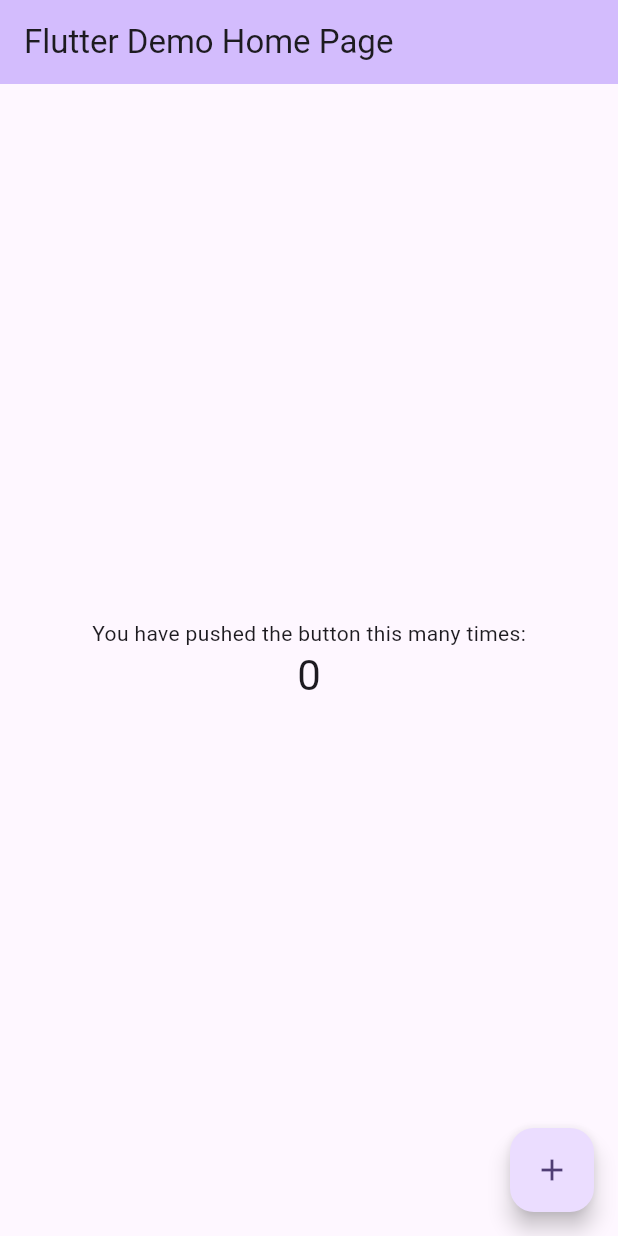
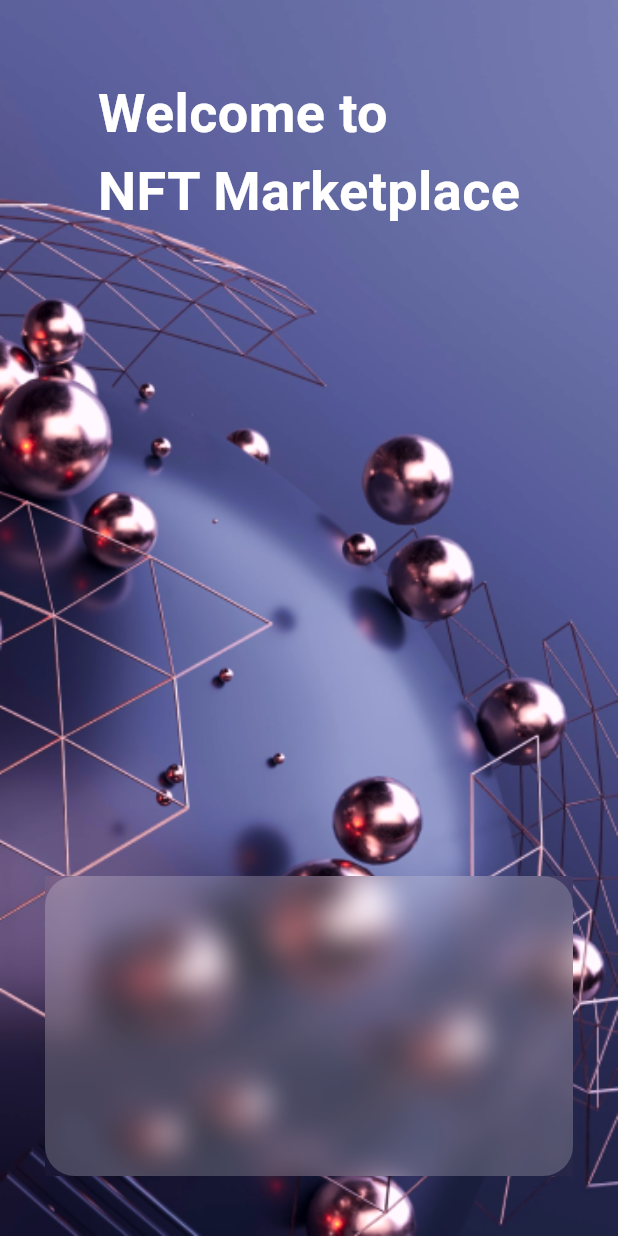
Before and after one commit to aminamin13/mini-NFT-marketplace, a Flutter app: the screen it shows after launch, on a phone screen of 412 x 824 dp. Run offline on Flutter 3.47's test engine with Material 3 defaults, Android fonts, the phone set to English and light mode, and no system bars; Roboto replaces fonts that are missing (SF Pro Display).

Commit message:
onBoardingPage-part1

```diff
--- /dev/null
+++ b/lib/app/my_app.dart
@@ -0,0 +1,18 @@
+import 'package:flutter/material.dart';
+import 'package:mini_nft/core/resources/route_manager.dart';
+
+class MyApp extends StatelessWidget {
+  const MyApp({Key? key}) : super(key: key);
+
+  @override
+  Widget build(BuildContext context) {
+    return MaterialApp(
+      routes:
+      RouteManager.routes,
+      initialRoute: RouteName.onBoardingPage,
+
+
+
+    );
+  }
+}
--- /dev/null
+++ b/lib/core/resources/color_manager.dart
@@ -0,0 +1,8 @@
+import 'package:flutter/material.dart';
+
+class ColorManager{
+
+  static const Color KColorPurple = Color(0xff5C609B);
+  static const Color KColorPurpleLight = Color(0xff767CB2);
+  static const Color KColorWhite = Color(0xffFFFFFF);
+}
--- /dev/null
+++ b/lib/core/resources/font_manager.dart
@@ -0,0 +1,3 @@
+class FontManager{
+  static const String SfProDisplay = 'SF Pro Display';
+}
--- /dev/null
+++ b/lib/core/resources/route_manager.dart
@@ -0,0 +1,15 @@
+import 'package:flutter/material.dart';
+import 'package:mini_nft/features/onBoarding/on_boarding_page.dart';
+
+class RouteManager {
+  static Map<String, WidgetBuilder> routes = {
+    RouteName.onBoardingPage: (context) => const OnBoardingPage(),
+
+
+
+  };
+}
+
+class RouteName{
+  static const String onBoardingPage = 'on_boarding_page';
+}
--- /dev/null
+++ b/lib/core/resources/string_manager.dart
@@ -0,0 +1,3 @@
+class StringManager{
+  static const String onBoardingTitle = 'Welcome to\nNFT Marketplace';
+}
--- /dev/null
+++ b/lib/features/onBoarding/on_boarding_page.dart
@@ -0,0 +1,71 @@
+// ignore_for_file: prefer_const_literals_to_create_immutables, prefer_const_constructors
+
+import 'dart:ui';
+
+import 'package:flutter/material.dart';
+import 'package:flutter/widgets.dart';
+import 'package:mini_nft/core/resources/color_manager.dart';
+import 'package:mini_nft/core/resources/font_manager.dart';
+import 'package:mini_nft/core/resources/string_manager.dart';
+
+class OnBoardingPage extends StatelessWidget {
+  const OnBoardingPage({super.key});
+
+  @override
+  Widget build(BuildContext context) {
+    return Scaffold(
+        body: SafeArea(
+            child: Container(
+      width: double.infinity,
+      decoration: BoxDecoration(
+          gradient: LinearGradient(
+              begin: Alignment(0.64, -0.76),
+              end: Alignment(-0.64, 0.76),
+              colors: [
+            ColorManager.KColorPurple,
+            ColorManager.KColorPurpleLight
+          ])),
+      child: Stack(
+        children: [
+          Image(
+            image: AssetImage('assets/images/background.png'),
+            fit: BoxFit.cover,
+            width: double.infinity,
+            height: double.infinity,
+          ),
+          Padding(
+            padding:
+                const EdgeInsets.only(top: 50, left: 30, right: 30, bottom: 40),
+            child: Column(
+              children: [
+                Text(
+                  StringManager.onBoardingTitle,
+                  style: TextStyle(
+                    color: ColorManager.KColorWhite,
+                    fontSize: 36.04,
+                    fontWeight: FontWeight.bold,
+                    fontFamily: FontManager.SfProDisplay,
+                  ),
+                  textAlign: TextAlign.left,
+                ),
+                Spacer(),
+                ClipRect(
+                    child: BackdropFilter(
+                  filter: ImageFilter.blur(sigmaX: 10, sigmaY: 10),
+                  child: Container(
+                    width: double.infinity,
+                    height: 200,
+                    decoration: BoxDecoration(
+                      borderRadius: BorderRadius.circular(20),
+                      color: Colors.white.withOpacity(.2),
+                    ),
+                  ),
+                ))
+              ],
+            ),
+          ),
+        ],
+      ),
+    )));
+  }
+}
--- a/lib/main.dart
+++ b/lib/main.dart
@@ -1,125 +1,6 @@
 import 'package:flutter/material.dart';
+import 'package:mini_nft/app/my_app.dart';
 
 void main() {
   runApp(const MyApp());
 }
-
-class MyApp extends StatelessWidget {
-  const MyApp({super.key});
-
-  // This widget is the root of your application.
-  @override
-  Widget build(BuildContext context) {
-    return MaterialApp(
-      title: 'Flutter Demo',
-      theme: ThemeData(
-        // This is the theme of your application.
-        //
-        // TRY THIS: Try running your application with "flutter run". You'll see
-        // the application has a purple toolbar. Then, without quitting the app,
-        // try changing the seedColor in the colorScheme below to Colors.green
-        // and then invoke "hot reload" (save your changes or press the "hot
-        // reload" button in a Flutter-supported IDE, or press "r" if you used
-        // the command line to start the app).
-        //
-        // Notice that the counter didn't reset back to zero; the application
-        // state is not lost during the reload. To reset the state, use hot
-        // restart instead.
-        //
-        // This works for code too, not just values: Most code changes can be
-        // tested with just a hot reload.
-        colorScheme: ColorScheme.fromSeed(seedColor: Colors.deepPurple),
-        useMaterial3: true,
-      ),
-      home: const MyHomePage(title: 'Flutter Demo Home Page'),
-    );
-  }
-}
-
-class MyHomePage extends StatefulWidget {
-  const MyHomePage({super.key, required this.title});
-
-  // This widget is the home page of your application. It is stateful, meaning
-  // that it has a State object (defined below) that contains fields that affect
-  // how it looks.
-
-  // This class is the configuration for the state. It holds the values (in this
-  // case the title) provided by the parent (in this case the App widget) and
-  // used by the build method of the State. Fields in a Widget subclass are
-  // always marked "final".
-
-  final String title;
-
-  @override
-  State<MyHomePage> createState() => _MyHomePageState();
-}
-
-class _MyHomePageState extends State<MyHomePage> {
-  int _counter = 0;
-
-  void _incrementCounter() {
-    setState(() {
-      // This call to setState tells the Flutter framework that something has
-      // changed in this State, which causes it to rerun the build method below
-      // so that the display can reflect the updated values. If we changed
-      // _counter without calling setState(), then the build method would not be
-      // called again, and so nothing would appear to happen.
-      _counter++;
-    });
-  }
-
-  @override
-  Widget build(BuildContext context) {
-    // This method is rerun every time setState is called, for instance as done
-    // by the _incrementCounter method above.
-    //
-    // The Flutter framework has been optimized to make rerunning build methods
-    // fast, so that you can just rebuild anything that needs updating rather
-    // than having to individually change instances of widgets.
-    return Scaffold(
-      appBar: AppBar(
-        // TRY THIS: Try changing the color here to a specific color (to
-        // Colors.amber, perhaps?) and trigger a hot reload to see the AppBar
-        // change color while the other colors stay the same.
-        backgroundColor: Theme.of(context).colorScheme.inversePrimary,
-        // Here we take the value from the MyHomePage object that was created by
-        // the App.build method, and use it to set our appbar title.
-        title: Text(widget.title),
-      ),
-      body: Center(
-        // Center is a layout widget. It takes a single child and positions it
-        // in the middle of the parent.
-        child: Column(
-          // Column is also a layout widget. It takes a list of children and
-          // arranges them vertically. By default, it sizes itself to fit its
-          // children horizontally, and tries to be as tall as its parent.
-          //
-          // Column has various properties to control how it sizes itself and
-          // how it positions its children. Here we use mainAxisAlignment to
-          // center the children vertically; the main axis here is the vertical
-          // axis because Columns are vertical (the cross axis would be
-          // horizontal).
-          //
-          // TRY THIS: Invoke "debug painting" (choose the "Toggle Debug Paint"
-          // action in the IDE, or press "p" in the console), to see the
-          // wireframe for each widget.
-          mainAxisAlignment: MainAxisAlignment.center,
-          children: <Widget>[
-            const Text(
-              'You have pushed the button this many times:',
-            ),
-            Text(
-              '$_counter',
-              style: Theme.of(context).textTheme.headlineMedium,
-            ),
-          ],
-        ),
-      ),
-      floatingActionButton: FloatingActionButton(
-        onPressed: _incrementCounter,
-        tooltip: 'Increment',
-        child: const Icon(Icons.add),
-      ), // This trailing comma makes auto-formatting nicer for build methods.
-    );
-  }
-}
```
Also changed, not shown: pubspec.yaml (+9 -7 lines), assets/fonts/SFPRODISPLAYBOLD.OTF (added), assets/fonts/SFPRODISPLAYREGULAR.OTF (added), assets/images/background.png (added), 2 other files.
